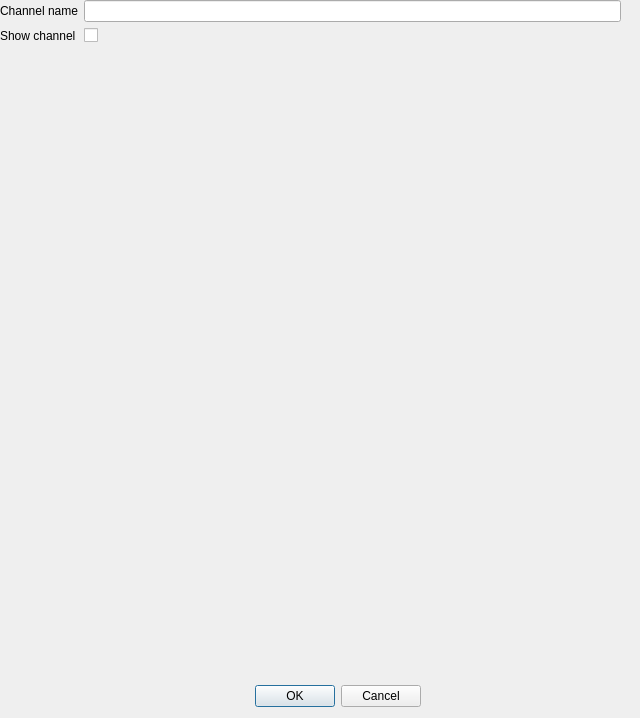
surfzoid/QtVsPlayer, file cfgdialog.ui: the form before one commit.
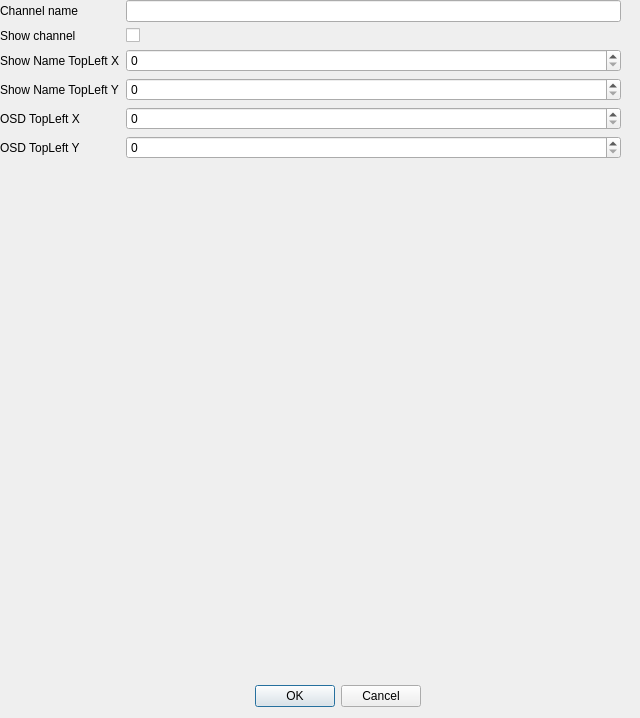
The form after the commit.

Patch:
```diff
--- a/cfgdialog.ui
+++ b/cfgdialog.ui
@@ -66,6 +66,62 @@
       </property>
      </widget>
     </item>
+    <item row="2" column="0">
+     <widget class="QLabel" name="label_3">
+      <property name="text">
+       <string>Show Name TopLeft X</string>
+      </property>
+     </widget>
+    </item>
+    <item row="2" column="1">
+     <widget class="QSpinBox" name="spinBoxNameX">
+      <property name="maximum">
+       <number>9999</number>
+      </property>
+     </widget>
+    </item>
+    <item row="3" column="0">
+     <widget class="QLabel" name="label_4">
+      <property name="text">
+       <string>Show Name TopLeft Y</string>
+      </property>
+     </widget>
+    </item>
+    <item row="3" column="1">
+     <widget class="QSpinBox" name="spinBoxNameY">
+      <property name="maximum">
+       <number>9999</number>
+      </property>
+     </widget>
+    </item>
+    <item row="4" column="0">
+     <widget class="QLabel" name="label_5">
+      <property name="text">
+       <string>OSD TopLeft X</string>
+      </property>
+     </widget>
+    </item>
+    <item row="4" column="1">
+     <widget class="QSpinBox" name="spinBoxOSDX">
+      <property name="maximum">
+       <number>9999</number>
+      </property>
+     </widget>
+    </item>
+    <item row="5" column="0">
+     <widget class="QLabel" name="label_6">
+      <property name="text">
+       <string>OSD TopLeft Y</string>
+      </property>
+     </widget>
+    </item>
+    <item row="5" column="1">
+     <widget class="QSpinBox" name="spinBoxOSDY">
+      <property name="maximum">
+       <number>9999</number>
+      </property>
+     </widget>
+    </item>
    </layout>
   </widget>
  </widget>
```
